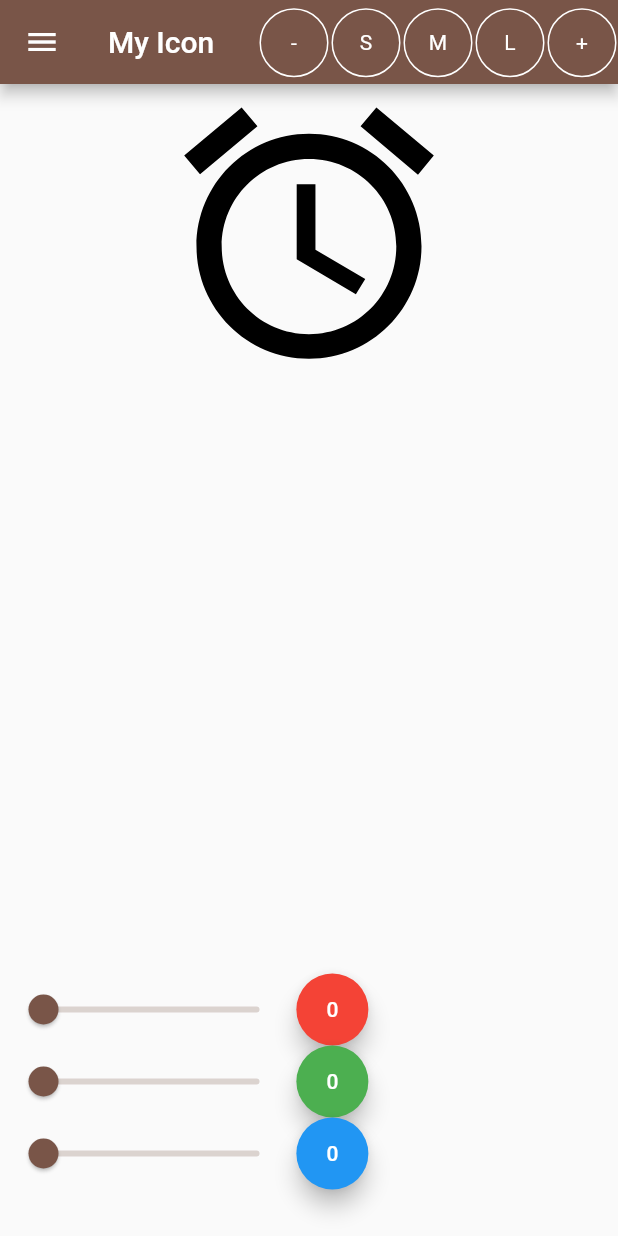
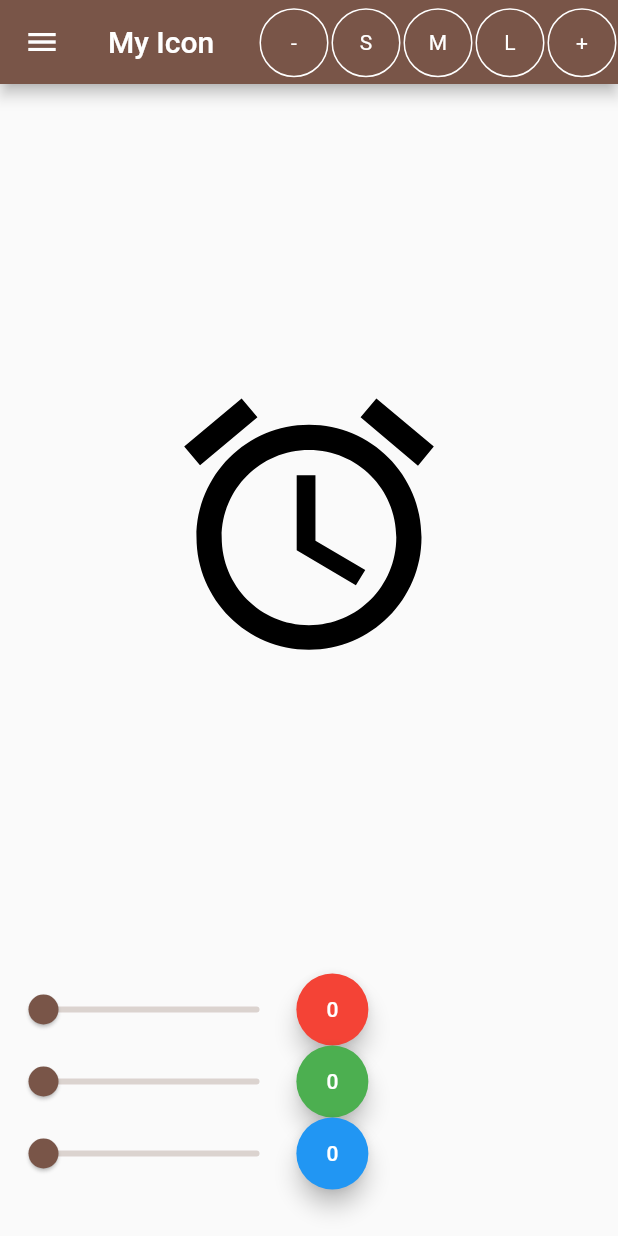
Before and after one commit to HidayahHamri/EXERCISE-2, a Flutter app: the screen it shows after launch, on a phone screen of 412 x 824 dp. Run offline on Flutter 3.47's test engine with Material 2 defaults, Android fonts, the phone set to English and light mode, and no system bars.

Commit message:
main body

```diff
--- a/exercise2_codebase/lib/main_body.dart
+++ b/exercise2_codebase/lib/main_body.dart
@@ -7,12 +7,15 @@ class MainBody extends StatelessWidget {
   @override
   Widget build(BuildContext context) {
     return Center(
-      child: Column(children: [
-        Icon(Icons.access_alarm,
-            color: Color.fromRGBO(_state.red.round(), _state.green.round(),
-                _state.blue.round(), 1.0),
-            size: _state.size),
-      ]),
+      child: Column(
+          crossAxisAlignment: CrossAxisAlignment.center,
+          mainAxisAlignment: MainAxisAlignment.center,
+          children: [
+            Icon(Icons.access_alarm,
+                color: Color.fromRGBO(_state.red.round(), _state.green.round(),
+                    _state.blue.round(), 1.0),
+                size: _state.size),
+          ]),
     );
   }
 }
```
